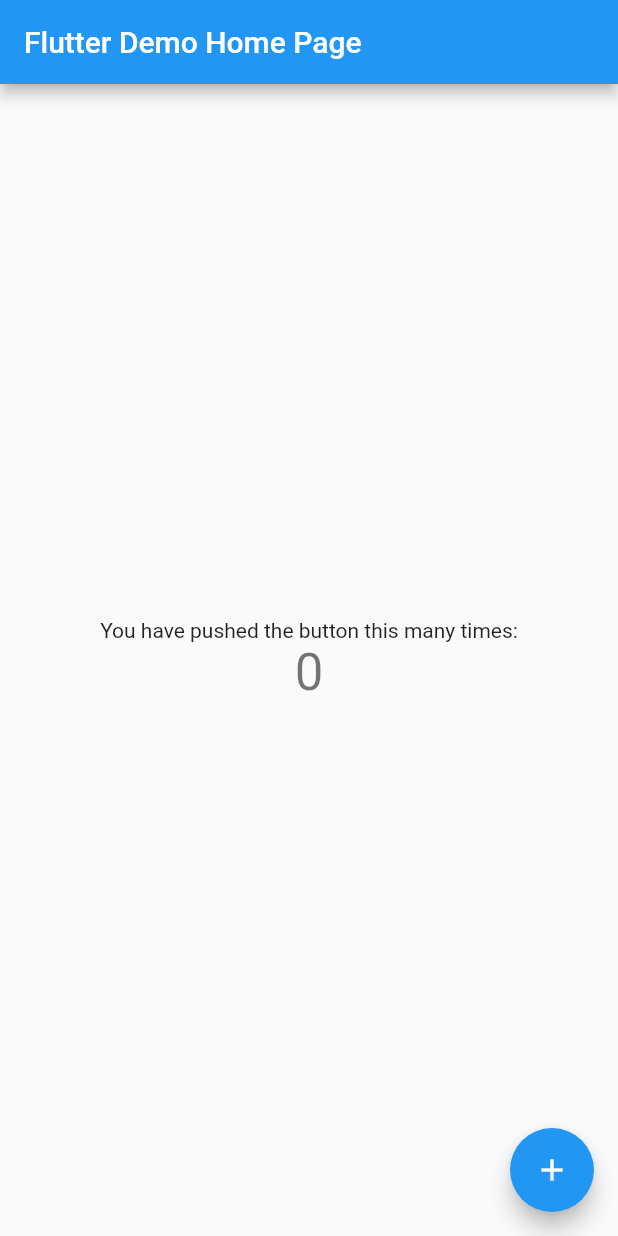
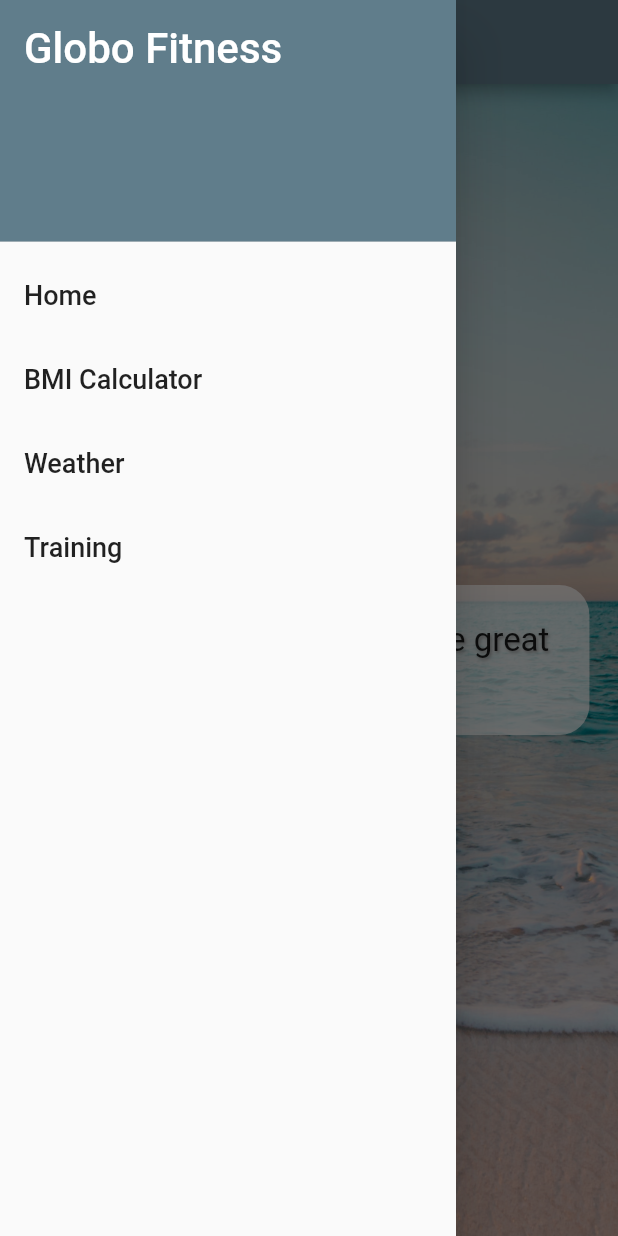
Before and after one commit to ClaudioSviluppo/global_fitness, a Flutter app: the screen it shows after launch, with the side drawer open (before the commit the screen has no drawer), on a phone screen of 412 x 824 dp. Run offline on Flutter 3.47's test engine with Material 2 defaults, Android fonts, the phone set to English and light mode, and no system bars.

Commit message:
add drawer navigation

```diff
--- a/lib/main.dart
+++ b/lib/main.dart
@@ -1,115 +1,17 @@
 import 'package:flutter/material.dart';
+import 'package:global_fitness/screens/intro_screen.dart';
 
 void main() {
-  runApp(const MyApp());
+  runApp(const GlobeApp());
 }
 
-class MyApp extends StatelessWidget {
-  const MyApp({super.key});
+class GlobeApp extends StatelessWidget {
+  const GlobeApp({super.key});
 
-  // This widget is the root of your application.
   @override
   Widget build(BuildContext context) {
     return MaterialApp(
-      title: 'Flutter Demo',
-      theme: ThemeData(
-        // This is the theme of your application.
-        //
-        // Try running your application with "flutter run". You'll see the
-        // application has a blue toolbar. Then, without quitting the app, try
-        // changing the primarySwatch below to Colors.green and then invoke
-        // "hot reload" (press "r" in the console where you ran "flutter run",
-        // or simply save your changes to "hot reload" in a Flutter IDE).
-        // Notice that the counter didn't reset back to zero; the application
-        // is not restarted.
-        primarySwatch: Colors.blue,
-      ),
-      home: const MyHomePage(title: 'Flutter Demo Home Page'),
-    );
+        theme: ThemeData(primarySwatch: Colors.blueGrey),
+        home: const IntroScreen()); //Material App
   }
 }
-
-class MyHomePage extends StatefulWidget {
-  const MyHomePage({super.key, required this.title});
-
-  // This widget is the home page of your application. It is stateful, meaning
-  // that it has a State object (defined below) that contains fields that affect
-  // how it looks.
-
-  // This class is the configuration for the state. It holds the values (in this
-  // case the title) provided by the parent (in this case the App widget) and
-  // used by the build method of the State. Fields in a Widget subclass are
-  // always marked "final".
-
-  final String title;
-
-  @override
-  State<MyHomePage> createState() => _MyHomePageState();
-}
-
-class _MyHomePageState extends State<MyHomePage> {
-  int _counter = 0;
-
-  void _incrementCounter() {
-    setState(() {
-      // This call to setState tells the Flutter framework that something has
-      // changed in this State, which causes it to rerun the build method below
-      // so that the display can reflect the updated values. If we changed
-      // _counter without calling setState(), then the build method would not be
-      // called again, and so nothing would appear to happen.
-      _counter++;
-    });
-  }
-
-  @override
-  Widget build(BuildContext context) {
-    // This method is rerun every time setState is called, for instance as done
-    // by the _incrementCounter method above.
-    //
-    // The Flutter framework has been optimized to make rerunning build methods
-    // fast, so that you can just rebuild anything that needs updating rather
-    // than having to individually change instances of widgets.
-    return Scaffold(
-      appBar: AppBar(
-        // Here we take the value from the MyHomePage object that was created by
-        // the App.build method, and use it to set our appbar title.
-        title: Text(widget.title),
-      ),
-      body: Center(
-        // Center is a layout widget. It takes a single child and positions it
-        // in the middle of the parent.
-        child: Column(
-          // Column is also a layout widget. It takes a list of children and
-          // arranges them vertically. By default, it sizes itself to fit its
-          // children horizontally, and tries to be as tall as its parent.
-          //
-          // Invoke "debug painting" (press "p" in the console, choose the
-          // "Toggle Debug Paint" action from the Flutter Inspector in Android
-          // Studio, or the "Toggle Debug Paint" command in Visual Studio Code)
-          // to see the wireframe for each widget.
-          //
-          // Column has various properties to control how it sizes itself and
-          // how it positions its children. Here we use mainAxisAlignment to
-          // center the children vertically; the main axis here is the vertical
-          // axis because Columns are vertical (the cross axis would be
-          // horizontal).
-          mainAxisAlignment: MainAxisAlignment.center,
-          children: <Widget>[
-            const Text(
-              'You have pushed the button this many times:',
-            ),
-            Text(
-              '$_counter',
-              style: Theme.of(context).textTheme.headline4,
-            ),
-          ],
-        ),
-      ),
-      floatingActionButton: FloatingActionButton(
-        onPressed: _incrementCounter,
-        tooltip: 'Increment',
-        child: const Icon(Icons.add),
-      ), // This trailing comma makes auto-formatting nicer for build methods.
-    );
-  }
-}
--- /dev/null
+++ b/lib/screens/intro_screen.dart
@@ -0,0 +1,39 @@
+import 'package:flutter/material.dart';
+import '../shared/menu_drawer.dart';
+
+class IntroScreen extends StatelessWidget {
+  const IntroScreen({Key? key}) : super(key: key);
+
+  @override
+  Widget build(BuildContext context) {
+    return Scaffold(
+      appBar: AppBar(title: const Text('Globo Fitness')),
+      drawer: MenuDrawer(),
+      body: Container(
+        decoration: const BoxDecoration(
+            image: DecorationImage(
+              image: AssetImage('assets/beach.jpg'),
+              fit: BoxFit.cover,
+            )),
+        child: Center(
+            child: Container(
+                padding: const EdgeInsets.all(24),
+                decoration: const BoxDecoration(
+                  borderRadius: BorderRadius.all(Radius.circular(20)),
+                  color: Colors.white70,
+                ),
+                child: const Text(
+                  'Commit to be fit, dare to be great \nwith Globo Fitness',
+                  textAlign: TextAlign.center,
+                  style: TextStyle(fontSize: 22, shadows: [
+                    Shadow(
+                      offset: Offset(1.0, 1.0),
+                      blurRadius: 2.0,
+                      color: Colors.grey,
+                    )
+                  ]),
+                ))),
+      ),
+    );
+  }
+}
--- /dev/null
+++ b/lib/shared/menu_drawer.dart
@@ -0,0 +1,40 @@
+import 'package:flutter/material.dart';
+
+    class MenuDrawer extends StatelessWidget {
+      const MenuDrawer({Key? key}) : super(key: key);
+
+      @override
+      Widget build(BuildContext context) {
+        return Drawer(
+          child:ListView(
+            children:buildMenuItems(context),
+
+          ),
+        );
+      }
+
+      List<Widget> buildMenuItems (BuildContext context){
+        final List<String> menuTitles = [
+          'Home',
+          'BMI Calculator',
+          'Weather',
+          'Training'
+        ];
+
+        List<Widget> menuItems = [];
+
+        menuItems.add(const DrawerHeader(
+            decoration: BoxDecoration(color:Colors.blueGrey),
+            child: Text('Globo Fitness',
+              style: TextStyle(color:Colors.white, fontSize:28)
+        )));
+
+        menuTitles.forEach((String element) {
+          menuItems.add( ListTile(
+            title: Text(element,
+            style: TextStyle(fontSize:18)),
+            onTap:  () {} ));
+        });
+        return menuItems;
+      }
+    }
--- a/pubspec.yaml
+++ b/pubspec.yaml
@@ -60,8 +60,8 @@ flutter:
   uses-material-design: true
 
   # To add assets to your application, add an assets section, like this:
-  # assets:
-  #   - images/a_dot_burr.jpeg
+  assets:
+     - assets/
   #   - images/a_dot_ham.jpeg
 
   # An image asset can refer to one or more resolution-specific "variants", see
```
Also changed, not shown: assets/beach.jpg (added), 1 other file.
